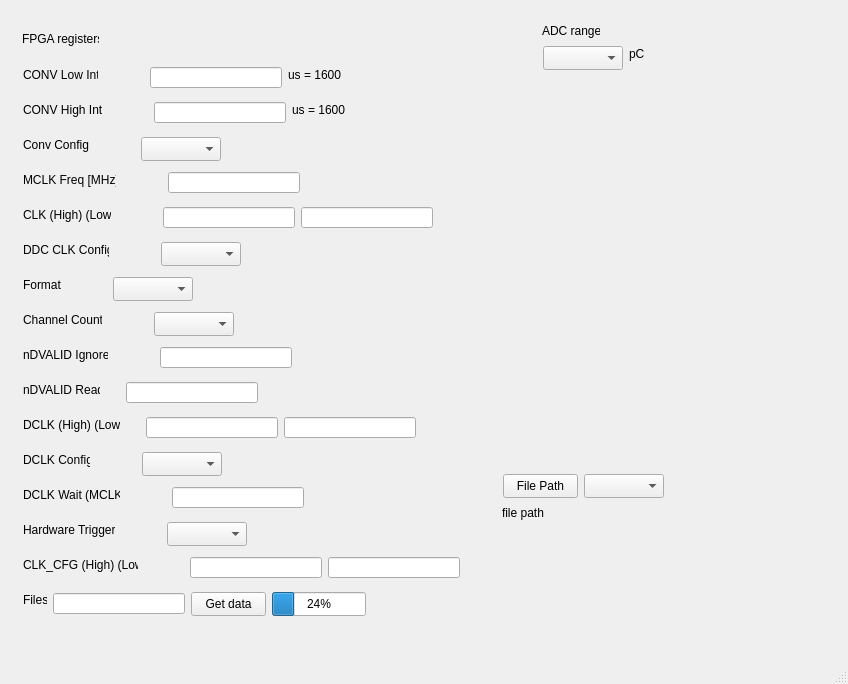
The window that mainwindow.ui (Padniuk/DDC264EVM_UI) describes before a commit, drawn with Qt 5.
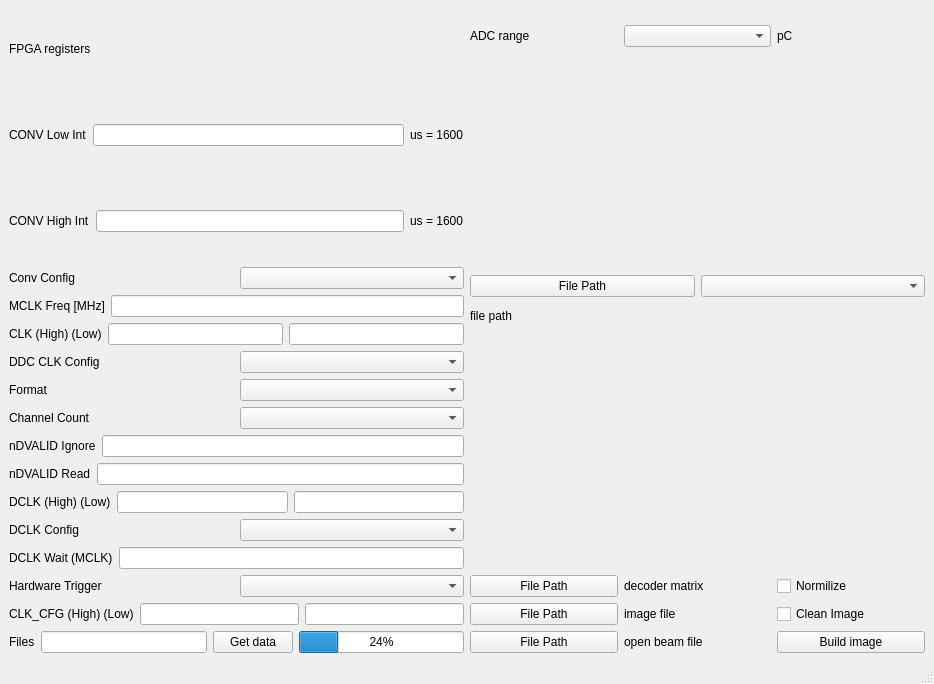
The same window after the commit.

Commit message: Implement image creation

What changed in the file:
```diff
--- a/mainwindow.ui
+++ b/mainwindow.ui
@@ -6,7 +6,7 @@
    <rect>
     <x>0</x>
     <y>0</y>
-    <width>848</width>
+    <width>934</width>
     <height>684</height>
    </rect>
   </property>
@@ -14,551 +14,445 @@
    <string>MainWindow</string>
   </property>
   <widget class="QWidget" name="centralwidget">
+   <layout class="QGridLayout" name="gridLayout">
+    <item row="0" column="0" rowspan="2">
+     <layout class="QVBoxLayout" name="verticalLayout">
+      <item>
    <widget class="QLabel" name="label">
-    <property name="geometry">
-     <rect>
-      <x>22</x>
-      <y>31</y>
-      <width>77</width>
-      <height>16</height>
-     </rect>
-    </property>
     <property name="text">
      <string>FPGA registers</string>
     </property>
    </widget>
+      </item>
+      <item>
+       <layout class="QHBoxLayout" name="horizontalLayout_2">
+        <item>
    <widget class="QLabel" name="label_2">
-    <property name="geometry">
-     <rect>
-      <x>23</x>
-      <y>67</y>
-      <width>75</width>
-      <height>16</height>
-     </rect>
-    </property>
     <property name="text">
      <string>CONV Low Int</string>
     </property>
    </widget>
+        </item>
+        <item>
+         <widget class="QLineEdit" name="ConvLowInt"/>
+        </item>
+        <item>
+         <widget class="QLabel" name="conv_low_int_text">
+          <property name="text">
+           <string>us = 1600</string>
+          </property>
+         </widget>
+        </item>
+       </layout>
+      </item>
+      <item>
+       <layout class="QHBoxLayout" name="horizontalLayout_3">
+        <item>
    <widget class="QLabel" name="label_3">
-    <property name="geometry">
-     <rect>
-      <x>23</x>
-      <y>102</y>
-      <width>79</width>
-      <height>16</height>
-     </rect>
-    </property>
     <property name="text">
      <string>CONV High Int</string>
     </property>
    </widget>
+        </item>
+        <item>
+         <widget class="QLineEdit" name="ConvHighInt"/>
+        </item>
+        <item>
+         <widget class="QLabel" name="conv_high_int_text">
+          <property name="text">
+           <string>us = 1600</string>
+          </property>
+         </widget>
+        </item>
+       </layout>
+      </item>
+      <item>
+       <layout class="QHBoxLayout" name="horizontalLayout_4">
+        <item>
    <widget class="QLabel" name="label_4">
-    <property name="geometry">
-     <rect>
-      <x>23</x>
-      <y>137</y>
-      <width>66</width>
-      <height>16</height>
-     </rect>
-    </property>
     <property name="text">
      <string>Conv Config</string>
     </property>
    </widget>
+        </item>
+        <item>
+         <widget class="QComboBox" name="ConvConfig"/>
+        </item>
+       </layout>
+      </item>
+      <item>
+       <layout class="QHBoxLayout" name="horizontalLayout_5">
+        <item>
    <widget class="QLabel" name="label_5">
-    <property name="geometry">
-     <rect>
-      <x>23</x>
-      <y>172</y>
-      <width>93</width>
-      <height>16</height>
-     </rect>
-    </property>
     <property name="text">
      <string>MCLK Freq [MHz]</string>
     </property>
    </widget>
+        </item>
+        <item>
+         <widget class="QLineEdit" name="MCLKFreq"/>
+        </item>
+       </layout>
+      </item>
+      <item>
+       <layout class="QHBoxLayout" name="horizontalLayout_6">
+        <item>
    <widget class="QLabel" name="label_6">
-    <property name="geometry">
-     <rect>
-      <x>23</x>
-      <y>207</y>
-      <width>88</width>
-      <height>16</height>
-     </rect>
-    </property>
     <property name="text">
      <string>CLK (High) (Low)</string>
     </property>
    </widget>
+        </item>
+        <item>
+         <widget class="QLineEdit" name="CLKHigh"/>
+        </item>
+        <item>
+         <widget class="QLineEdit" name="CLKLow"/>
+        </item>
+       </layout>
+      </item>
+      <item>
+       <layout class="QHBoxLayout" name="horizontalLayout_7">
+        <item>
    <widget class="QLabel" name="label_7">
-    <property name="geometry">
-     <rect>
-      <x>23</x>
-      <y>242</y>
-      <width>86</width>
-      <height>16</height>
-     </rect>
-    </property>
     <property name="text">
      <string>DDC CLK Config</string>
     </property>
    </widget>
+        </item>
+        <item>
+         <widget class="QComboBox" name="DDCCLKConfig"/>
+        </item>
+       </layout>
+      </item>
+      <item>
+       <layout class="QHBoxLayout" name="horizontalLayout_8">
+        <item>
    <widget class="QLabel" name="label_8">
-    <property name="geometry">
-     <rect>
-      <x>23</x>
-      <y>277</y>
-      <width>38</width>
-      <height>16</height>
-     </rect>
-    </property>
     <property name="text">
      <string>Format</string>
     </property>
    </widget>
+        </item>
+        <item>
+         <widget class="QComboBox" name="Format"/>
+        </item>
+       </layout>
+      </item>
+      <item>
+       <layout class="QHBoxLayout" name="horizontalLayout_9">
+        <item>
    <widget class="QLabel" name="label_9">
-    <property name="geometry">
-     <rect>
-      <x>23</x>
-      <y>312</y>
-      <width>79</width>
-      <height>16</height>
-     </rect>
-    </property>
     <property name="text">
      <string>Channel Count</string>
     </property>
    </widget>
+        </item>
+        <item>
+         <widget class="QComboBox" name="ChannelCount"/>
+        </item>
+       </layout>
+      </item>
+      <item>
+       <layout class="QHBoxLayout" name="horizontalLayout_10">
+        <item>
    <widget class="QLabel" name="label_10">
-    <property name="geometry">
-     <rect>
-      <x>23</x>
-      <y>347</y>
-      <width>85</width>
-      <height>16</height>
-     </rect>
-    </property>
     <property name="text">
      <string>nDVALID Ignore</string>
     </property>
    </widget>
+        </item>
+        <item>
+         <widget class="QLineEdit" name="nDVALIDIgnore"/>
+        </item>
+       </layout>
+      </item>
+      <item>
+       <layout class="QHBoxLayout" name="horizontalLayout_11">
+        <item>
    <widget class="QLabel" name="label_11">
-    <property name="geometry">
-     <rect>
-      <x>23</x>
-      <y>382</y>
-      <width>77</width>
-      <height>16</height>
-     </rect>
-    </property>
     <property name="text">
      <string>nDVALID Read</string>
     </property>
    </widget>
-   <widget class="QLabel" name="label_12">
-    <property name="geometry">
-     <rect>
-      <x>23</x>
-      <y>452</y>
-      <width>67</width>
-      <height>16</height>
-     </rect>
-    </property>
-    <property name="text">
-     <string>DCLK Config</string>
-    </property>
-   </widget>
+        </item>
+        <item>
+         <widget class="QLineEdit" name="nDVALIDRead"/>
+        </item>
+       </layout>
+      </item>
+      <item>
+       <layout class="QHBoxLayout" name="horizontalLayout_12">
+        <item>
    <widget class="QLabel" name="label_13">
-    <property name="geometry">
-     <rect>
-      <x>23</x>
-      <y>417</y>
-      <width>97</width>
-      <height>16</height>
-     </rect>
-    </property>
     <property name="text">
      <string>DCLK (High) (Low)</string>
     </property>
    </widget>
+        </item>
+        <item>
+         <widget class="QLineEdit" name="DCLKHigh"/>
+        </item>
+        <item>
+         <widget class="QLineEdit" name="DCLKLow"/>
+        </item>
+       </layout>
+      </item>
+      <item>
+       <layout class="QHBoxLayout" name="horizontalLayout_13">
+        <item>
+         <widget class="QLabel" name="label_12">
+          <property name="text">
+           <string>DCLK Config</string>
+          </property>
+         </widget>
+        </item>
+        <item>
+         <widget class="QComboBox" name="DCLKConfig"/>
+        </item>
+       </layout>
+      </item>
+      <item>
+       <layout class="QHBoxLayout" name="horizontalLayout_14">
+        <item>
    <widget class="QLabel" name="label_14">
-    <property name="geometry">
-     <rect>
-      <x>23</x>
-      <y>487</y>
-      <width>97</width>
-      <height>16</height>
-     </rect>
-    </property>
     <property name="text">
      <string>DCLK Wait (MCLK)</string>
     </property>
    </widget>
+        </item>
+        <item>
+         <widget class="QLineEdit" name="DCLKWait"/>
+        </item>
+       </layout>
+      </item>
+      <item>
+       <layout class="QHBoxLayout" name="horizontalLayout_15">
+        <item>
    <widget class="QLabel" name="label_15">
-    <property name="geometry">
-     <rect>
-      <x>23</x>
-      <y>522</y>
-      <width>92</width>
-      <height>16</height>
-     </rect>
-    </property>
     <property name="text">
      <string>Hardware Trigger</string>
     </property>
    </widget>
+        </item>
+        <item>
+         <widget class="QComboBox" name="HardwareTrigger"/>
+        </item>
+       </layout>
+      </item>
+      <item>
+       <layout class="QHBoxLayout" name="horizontalLayout_16">
+        <item>
    <widget class="QLabel" name="label_16">
-    <property name="geometry">
-     <rect>
-      <x>23</x>
-      <y>557</y>
-      <width>115</width>
-      <height>16</height>
-     </rect>
-    </property>
     <property name="text">
      <string>CLK_CFG (High) (Low)</string>
     </property>
    </widget>
-   <widget class="QLineEdit" name="ConvLowInt">
-    <property name="geometry">
-     <rect>
-      <x>150</x>
-      <y>67</y>
-      <width>132</width>
-      <height>21</height>
-     </rect>
-    </property>
-   </widget>
-   <widget class="QLineEdit" name="ConvHighInt">
-    <property name="geometry">
-     <rect>
-      <x>154</x>
-      <y>102</y>
-      <width>132</width>
-      <height>21</height>
-     </rect>
-    </property>
-   </widget>
-   <widget class="QComboBox" name="ConvConfig">
-    <property name="geometry">
-     <rect>
-      <x>141</x>
-      <y>137</y>
-      <width>80</width>
-      <height>24</height>
-     </rect>
-    </property>
-   </widget>
-   <widget class="QLineEdit" name="MCLKFreq">
-    <property name="geometry">
-     <rect>
-      <x>168</x>
-      <y>172</y>
-      <width>132</width>
-      <height>21</height>
-     </rect>
-    </property>
-   </widget>
-   <widget class="QLineEdit" name="CLKHigh">
-    <property name="geometry">
-     <rect>
-      <x>163</x>
-      <y>207</y>
-      <width>132</width>
-      <height>21</height>
-     </rect>
-    </property>
-   </widget>
-   <widget class="QLineEdit" name="CLKLow">
-    <property name="geometry">
-     <rect>
-      <x>301</x>
-      <y>207</y>
-      <width>132</width>
-      <height>21</height>
-     </rect>
-    </property>
-   </widget>
-   <widget class="QComboBox" name="DDCCLKConfig">
-    <property name="geometry">
-     <rect>
-      <x>161</x>
-      <y>242</y>
-      <width>80</width>
-      <height>24</height>
-     </rect>
-    </property>
-   </widget>
-   <widget class="QComboBox" name="Format">
-    <property name="geometry">
-     <rect>
-      <x>113</x>
-      <y>277</y>
-      <width>80</width>
-      <height>24</height>
-     </rect>
-    </property>
-   </widget>
-   <widget class="QComboBox" name="ChannelCount">
-    <property name="geometry">
-     <rect>
-      <x>154</x>
-      <y>312</y>
-      <width>80</width>
-      <height>24</height>
-     </rect>
-    </property>
-   </widget>
-   <widget class="QLineEdit" name="nDVALIDIgnore">
-    <property name="geometry">
-     <rect>
-      <x>160</x>
-      <y>347</y>
-      <width>132</width>
-      <height>21</height>
-     </rect>
-    </property>
-   </widget>
-   <widget class="QLineEdit" name="nDVALIDRead">
-    <property name="geometry">
-     <rect>
-      <x>126</x>
-      <y>382</y>
-      <width>132</width>
-      <height>21</height>
-     </rect>
-    </property>
-   </widget>
-   <widget class="QLineEdit" name="DCLKHigh">
-    <property name="geometry">
-     <rect>
-      <x>146</x>
-      <y>417</y>
-      <width>132</width>
-      <height>21</height>
-     </rect>
-    </property>
-   </widget>
-   <widget class="QLineEdit" name="DCLKLow">
-    <property name="geometry">
-     <rect>
-      <x>284</x>
-      <y>417</y>
-      <width>132</width>
-      <height>21</height>
-     </rect>
-    </property>
-   </widget>
-   <widget class="QComboBox" name="DCLKConfig">
-    <property name="geometry">
-     <rect>
-      <x>142</x>
-      <y>452</y>
-      <width>80</width>
-      <height>24</height>
-     </rect>
-    </property>
-   </widget>
-   <widget class="QLineEdit" name="DCLKWait">
-    <property name="geometry">
-     <rect>
-      <x>172</x>
-      <y>487</y>
-      <width>132</width>
-      <height>21</height>
-     </rect>
-    </property>
-   </widget>
-   <widget class="QComboBox" name="HardwareTrigger">
-    <property name="geometry">
-     <rect>
-      <x>167</x>
-      <y>522</y>
-      <width>80</width>
-      <height>24</height>
-     </rect>
-    </property>
-   </widget>
-   <widget class="QLineEdit" name="CLK_CFGHigh">
-    <property name="geometry">
-     <rect>
-      <x>190</x>
-      <y>557</y>
-      <width>132</width>
-      <height>21</height>
-     </rect>
-    </property>
-   </widget>
-   <widget class="QLineEdit" name="CLK_CFGLow">
-    <property name="geometry">
-     <rect>
-      <x>328</x>
-      <y>557</y>
-      <width>132</width>
-      <height>21</height>
-     </rect>
-    </property>
-   </widget>
+        </item>
+        <item>
+         <widget class="QLineEdit" name="CLK_CFGHigh"/>
+        </item>
+        <item>
+         <widget class="QLineEdit" name="CLK_CFGLow"/>
+        </item>
+       </layout>
+      </item>
+      <item>
+       <layout class="QHBoxLayout" name="horizontalLayout_17">
+        <item>
+         <widget class="QLabel" name="label_20">
+          <property name="text">
+           <string>Files</string>
+          </property>
+         </widget>
+        </item>
+        <item>
+         <widget class="QLineEdit" name="nFiles"/>
+        </item>
+        <item>
    <widget class="QPushButton" name="getData">
-    <property name="geometry">
-     <rect>
-      <x>191</x>
-      <y>592</y>
-      <width>75</width>
-      <height>24</height>
-     </rect>
-    </property>
     <property name="text">
      <string>Get data</string>
     </property>
    </widget>
-   <widget class="QLabel" name="conv_low_int_text">
-    <property name="geometry">
-     <rect>
-      <x>288</x>
-      <y>67</y>
-      <width>53</width>
-      <height>16</height>
-     </rect>
-    </property>
-    <property name="text">
-     <string>us = 1600</string>
-    </property>
-   </widget>
-   <widget class="QLabel" name="conv_high_int_text">
-    <property name="geometry">
-     <rect>
-      <x>292</x>
-      <y>102</y>
-      <width>53</width>
-      <height>16</height>
-     </rect>
-    </property>
-    <property name="text">
-     <string>us = 1600</string>
-    </property>
-   </widget>
-   <widget class="QComboBox" name="ADCrange">
-    <property name="geometry">
-     <rect>
-      <x>543</x>
-      <y>46</y>
-      <width>80</width>
-      <height>24</height>
-     </rect>
-    </property>
-   </widget>
+        </item>
+        <item>
+         <widget class="QProgressBar" name="progressBar">
+          <property name="value">
+           <number>24</number>
+          </property>
+         </widget>
+        </item>
+       </layout>
+      </item>
+     </layout>
+    </item>
+    <item row="0" column="1">
+     <layout class="QVBoxLayout" name="verticalLayout_4">
+      <item>
+       <layout class="QHBoxLayout" name="horizontalLayout">
+        <item>
    <widget class="QLabel" name="label_17">
-    <property name="geometry">
-     <rect>
-      <x>542</x>
-      <y>23</y>
-      <width>58</width>
-      <height>16</height>
-     </rect>
-    </property>
     <property name="text">
      <string>ADC range</string>
     </property>
    </widget>
+        </item>
+        <item>
+         <widget class="QComboBox" name="ADCrange"/>
+        </item>
+        <item>
    <widget class="QLabel" name="label_18">
-    <property name="geometry">
-     <rect>
-      <x>629</x>
-      <y>46</y>
-      <width>16</width>
-      <height>16</height>
-     </rect>
-    </property>
     <property name="text">
      <string>pC</string>
     </property>
    </widget>
-   <widget class="QProgressBar" name="progressBar">
-    <property name="geometry">
-     <rect>
-      <x>272</x>
-      <y>592</y>
-      <width>94</width>
-      <height>24</height>
-     </rect>
-    </property>
-    <property name="value">
-     <number>24</number>
-    </property>
-   </widget>
-   <widget class="QLineEdit" name="nFiles">
-    <property name="geometry">
-     <rect>
-      <x>53</x>
-      <y>593</y>
-      <width>132</width>
-      <height>21</height>
-     </rect>
-    </property>
-   </widget>
-   <widget class="QLabel" name="label_20">
-    <property name="geometry">
-     <rect>
-      <x>23</x>
-      <y>592</y>
-      <width>24</width>
-      <height>16</height>
-     </rect>
-    </property>
-    <property name="text">
-     <string>Files</string>
-    </property>
-   </widget>
-   <widget class="QComboBox" name="traceNumber">
-    <property name="geometry">
-     <rect>
-      <x>584</x>
-      <y>474</y>
-      <width>80</width>
-      <height>24</height>
-     </rect>
-    </property>
-   </widget>
+        </item>
+       </layout>
+      </item>
+      <item>
+       <widget class="QWidget" name="tracePlot" native="true">
+        <property name="sizePolicy">
+         <sizepolicy hsizetype="Expanding" vsizetype="Expanding">
+          <horstretch>0</horstretch>
+          <verstretch>0</verstretch>
+         </sizepolicy>
+        </property>
+        <property name="minimumSize">
+         <size>
+          <width>0</width>
+          <height>200</height>
+         </size>
+        </property>
+        <property name="maximumSize">
+         <size>
+          <width>16777215</width>
+          <height>151</height>
+         </size>
+        </property>
+       </widget>
+      </item>
+      <item>
+       <layout class="QVBoxLayout" name="verticalLayout_2">
+        <item>
+         <layout class="QHBoxLayout" name="horizontalLayout_18">
+          <item>
    <widget class="QPushButton" name="readFileButton">
-    <property name="geometry">
-     <rect>
-      <x>503</x>
-      <y>474</y>
-      <width>75</width>
-      <height>24</height>
-     </rect>
-    </property>
     <property name="text">
      <string>File Path</string>
     </property>
    </widget>
-   <widget class="QLabel" name="filePath">
-    <property name="geometry">
-     <rect>
-      <x>502</x>
-      <y>505</y>
-      <width>44</width>
-      <height>16</height>
-     </rect>
-    </property>
+          </item>
+          <item>
+           <widget class="QComboBox" name="traceNumber"/>
+          </item>
+         </layout>
+        </item>
+        <item>
+         <widget class="QLabel" name="readFilePath">
     <property name="text">
      <string>file path</string>
     </property>
    </widget>
-   <widget class="QWidget" name="tracePlot" native="true">
-    <property name="geometry">
-     <rect>
-      <x>470</x>
-      <y>130</y>
-      <width>331</width>
-      <height>321</height>
-     </rect>
-    </property>
-   </widget>
+        </item>
+       </layout>
+      </item>
+     </layout>
+    </item>
+    <item row="1" column="1">
+     <layout class="QVBoxLayout" name="verticalLayout_5">
+      <item>
+       <widget class="QWidget" name="imagePlot" native="true">
+        <property name="sizePolicy">
+         <sizepolicy hsizetype="Expanding" vsizetype="Expanding">
+          <horstretch>0</horstretch>
+          <verstretch>0</verstretch>
+         </sizepolicy>
+        </property>
+       </widget>
+      </item>
+      <item>
+       <layout class="QVBoxLayout" name="verticalLayout_3">
+        <item>
+         <layout class="QHBoxLayout" name="horizontalLayout_19">
+          <item>
+           <widget class="QPushButton" name="decoderMatrix">
+            <property name="text">
+             <string>File Path</string>
+            </property>
+           </widget>
+          </item>
+          <item>
+           <widget class="QLabel" name="decoderMatrixLabel">
+            <property name="text">
+             <string>decoder matrix</string>
+            </property>
+           </widget>
+          </item>
+          <item>
+           <widget class="QCheckBox" name="useNormalization">
+            <property name="text">
+             <string>Normilize</string>
+            </property>
+           </widget>
+          </item>
+         </layout>
+        </item>
+        <item>
+         <layout class="QHBoxLayout" name="horizontalLayout_20">
+          <item>
+           <widget class="QPushButton" name="imageFile">
+            <property name="text">
+             <string>File Path</string>
+            </property>
+           </widget>
+          </item>
+          <item>
+           <widget class="QLabel" name="imageFileLabel">
+            <property name="text">
+             <string>image file</string>
+            </property>
+           </widget>
+          </item>
+          <item>
+           <widget class="QCheckBox" name="useThreshold">
+            <property name="text">
+             <string>Clean Image</string>
+            </property>
+           </widget>
+          </item>
+         </layout>
+        </item>
+        <item>
+         <layout class="QHBoxLayout" name="horizontalLayout_21">
+          <item>
+           <widget class="QPushButton" name="openBeamFile">
+            <property name="text">
+             <string>File Path</string>
+            </property>
+           </widget>
+          </item>
+          <item>
+           <widget class="QLabel" name="openBeamFileLabel">
+            <property name="text">
+             <string>open beam file</string>
+            </property>
+           </widget>
+          </item>
+          <item>
+           <widget class="QPushButton" name="buildImage">
+            <property name="text">
+             <string>Build image</string>
+            </property>
+           </widget>
+          </item>
+         </layout>
+        </item>
+       </layout>
+      </item>
+     </layout>
+    </item>
+   </layout>
   </widget>
   <widget class="QMenuBar" name="menubar">
    <property name="geometry">
```
Left out of the diff: 2 changed lines with no effect on the pictures. Lines whose indentation alone changed are shown as unchanged. The commit also changes 1 other file.
